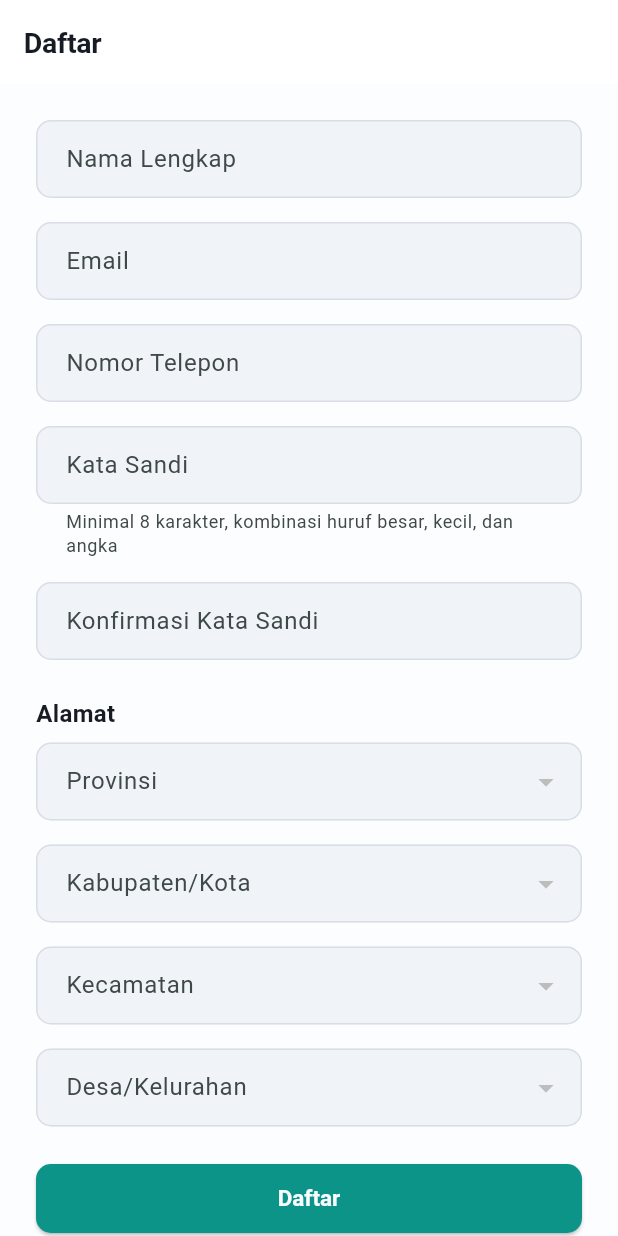
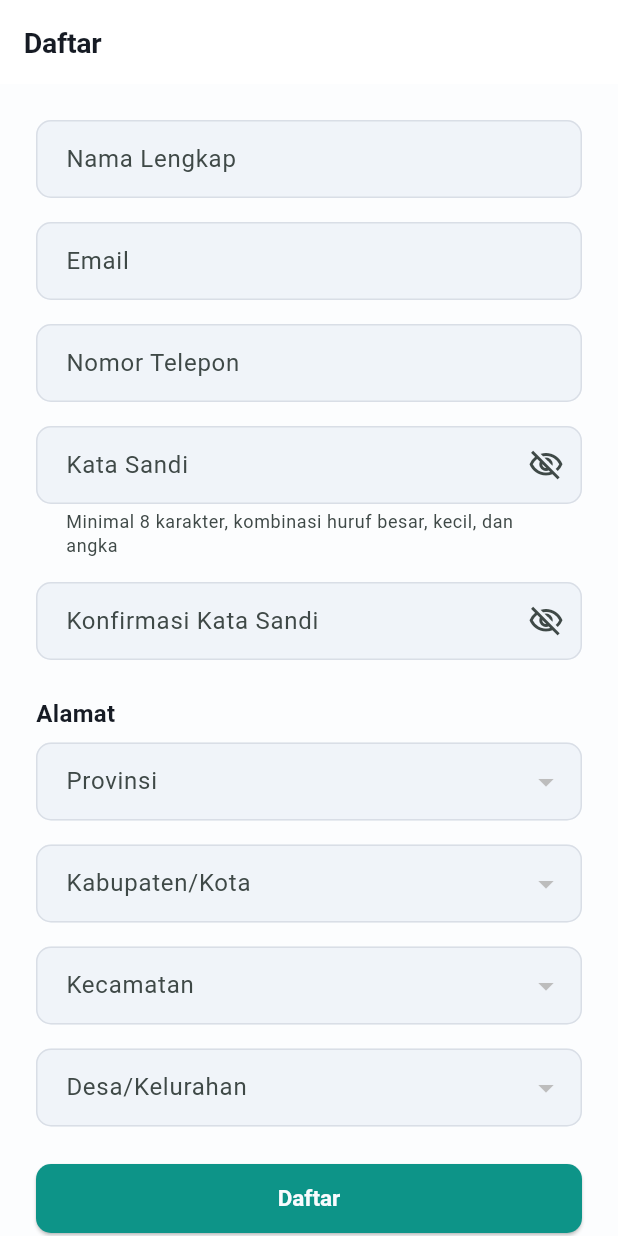
Before and after one commit to riosst100/inovasionline-apps-flutter, a Flutter app: the RegisterScreen screen opened by its route, on a phone screen of 412 x 824 dp. Run offline on Flutter 3.47's test engine with Material 3 defaults, Android fonts, the phone set to English and light mode, and no system bars; our stand-ins replace cached_network_image, dio, fc_native_video_thumbnail, flutter_dotenv, flutter_riverpod, flutter_secure_storage and 11 more; missing offline and left inert: a package; accounts and stored records are empty; network calls fail.

Commit message:
Add password show/hide toggle and fix cropper edge-to-edge insets
Add a reusable PasswordField widget with a visibility-toggle icon and
use it in login and register screens. Also give the avatar image
cropper's native Android activity a theme with fitsSystemWindows so its
toolbar and controls aren't drawn under the status/navigation bars on
edge-to-edge devices.

Co-Authored-By: Claude Sonnet 5 <noreply@anthropic.com>

```diff
--- a/lib/features/auth/forgot_password_screen.dart
+++ b/lib/features/auth/forgot_password_screen.dart
@@ -34,7 +34,8 @@ class _ForgotPasswordScreenState extends ConsumerState<ForgotPasswordScreen> {
       await ref.read(authServiceProvider).forgotPassword(_emailController.text.trim());
       setState(() {
         _success = true;
-        _message = 'Tautan reset kata sandi telah dikirim ke email Anda.';
+        _message =
+            'Tautan reset kata sandi telah dikirim ke email Anda. Buka email tersebut dan ikuti tautannya untuk membuat kata sandi baru.';
       });
     } catch (_) {
       setState(() {
--- a/lib/features/auth/login_screen.dart
+++ b/lib/features/auth/login_screen.dart
@@ -2,6 +2,7 @@ import 'package:flutter/material.dart';
 import 'package:flutter_riverpod/flutter_riverpod.dart';
 import 'package:go_router/go_router.dart';
 import '../../providers/auth_provider.dart';
+import '../../widgets/password_field.dart';
 import '../home/welcome_message.dart';
 
 class LoginScreen extends ConsumerStatefulWidget {
@@ -121,9 +122,8 @@ class _LoginScreenState extends ConsumerState<LoginScreen> {
                     validator: (value) => (value == null || value.isEmpty) ? 'Email wajib diisi' : null,
                   ),
                   const SizedBox(height: 16),
-                  TextFormField(
+                  PasswordField(
                     controller: _passwordController,
-                    obscureText: true,
                     decoration: const InputDecoration(labelText: 'Kata Sandi'),
                     validator: (value) => (value == null || value.isEmpty) ? 'Kata sandi wajib diisi' : null,
                   ),
--- a/lib/features/auth/register_screen.dart
+++ b/lib/features/auth/register_screen.dart
@@ -3,6 +3,7 @@ import 'package:flutter_riverpod/flutter_riverpod.dart';
 import 'package:go_router/go_router.dart';
 import '../../providers/auth_provider.dart';
 import '../../widgets/address_picker.dart';
+import '../../widgets/password_field.dart';
 import '../home/welcome_message.dart';
 
 class RegisterScreen extends ConsumerStatefulWidget {
@@ -137,9 +138,8 @@ class _RegisterScreenState extends ConsumerState<RegisterScreen> {
                   validator: (value) => (value == null || value.isEmpty) ? 'Nomor telepon wajib diisi' : null,
                 ),
                 const SizedBox(height: 16),
-                TextFormField(
+                PasswordField(
                   controller: _passwordController,
-                  obscureText: true,
                   decoration: const InputDecoration(
                     labelText: 'Kata Sandi',
                     helperText: 'Minimal 8 karakter, kombinasi huruf besar, kecil, dan angka',
@@ -154,9 +154,8 @@ class _RegisterScreenState extends ConsumerState<RegisterScreen> {
                   },
                 ),
                 const SizedBox(height: 16),
-                TextFormField(
+                PasswordField(
                   controller: _passwordConfirmController,
-                  obscureText: true,
                   decoration: const InputDecoration(labelText: 'Konfirmasi Kata Sandi'),
                   validator: (value) =>
                       value != _passwordController.text ? 'Konfirmasi kata sandi tidak cocok' : null,
--- /dev/null
+++ b/lib/widgets/password_field.dart
@@ -0,0 +1,40 @@
+import 'package:flutter/material.dart';
+
+class PasswordField extends StatefulWidget {
+  const PasswordField({
+    super.key,
+    required this.controller,
+    required this.decoration,
+    this.validator,
+    this.autofillHints,
+  });
+
+  final TextEditingController controller;
+  final InputDecoration decoration;
+  final String? Function(String?)? validator;
+  final Iterable<String>? autofillHints;
+
+  @override
+  State<PasswordField> createState() => _PasswordFieldState();
+}
+
+class _PasswordFieldState extends State<PasswordField> {
+  bool _obscure = true;
+
+  @override
+  Widget build(BuildContext context) {
+    return TextFormField(
+      controller: widget.controller,
+      obscureText: _obscure,
+      autofillHints: widget.autofillHints,
+      validator: widget.validator,
+      decoration: widget.decoration.copyWith(
+        suffixIcon: IconButton(
+          icon: Icon(_obscure ? Icons.visibility_off_outlined : Icons.visibility_outlined),
+          tooltip: _obscure ? 'Tampilkan kata sandi' : 'Sembunyikan kata sandi',
+          onPressed: () => setState(() => _obscure = !_obscure),
+        ),
+      ),
+    );
+  }
+}
```
Also changed, not shown: 2 other files.
